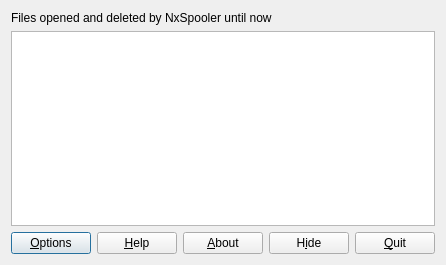
This is trunk/nxspooler.ui in BackupTheBerlios/nxspooler-svn as Qt 5 draws it before an edit. The edited form follows.
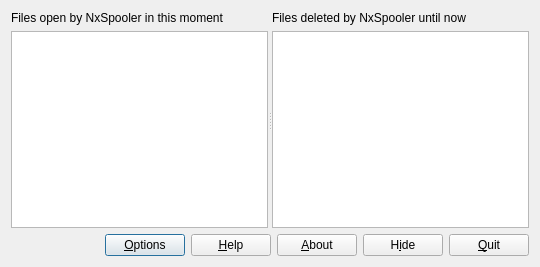
This is the edited form. Icons and pictures are not drawn.

Commit message: Fixed the translation to Spanish. Prepared a new list in the main Window to know what files have been open but not deleted.

Patch:
```diff
--- a/trunk/nxspooler.ui
+++ b/trunk/nxspooler.ui
@@ -9,8 +9,8 @@
    <rect>
     <x>0</x>
     <y>0</y>
-    <width>405</width>
-    <height>265</height>
+    <width>540</width>
+    <height>267</height>
    </rect>
   </property>
   <property name="windowTitle">
@@ -25,20 +25,21 @@
   </property>
   <layout class="QVBoxLayout" name="verticalLayout">
    <item>
-    <widget class="QLabel" name="m_label_2">
+    <widget class="QSplitter" name="splitter">
+     <property name="orientation">
+      <enum>Qt::Horizontal</enum>
+     </property>
+     <widget class="QWidget" name="">
+      <layout class="QVBoxLayout" name="v_2">
+       <item>
+        <widget class="QLabel" name="m_label_open">
      <property name="text">
-      <string>Files opened and deleted by NxSpooler until now</string>
+          <string>Files open by NxSpooler in this moment</string>
      </property>
     </widget>
    </item>
    <item>
-    <widget class="QListWidget" name="m_listFiles">
-     <property name="sizePolicy">
-      <sizepolicy hsizetype="Expanding" vsizetype="MinimumExpanding">
-       <horstretch>0</horstretch>
-       <verstretch>0</verstretch>
-      </sizepolicy>
-     </property>
+        <widget class="QListWidget" name="m_listOpenFiles">
      <property name="minimumSize">
       <size>
        <width>0</width>
@@ -51,6 +52,31 @@
      <property name="whatsThis">
       <string>Files that have been opened and deleted during the execution of NxSpooler.</string>
      </property>
+        </widget>
+       </item>
+      </layout>
+     </widget>
+     <widget class="QWidget" name="">
+      <layout class="QVBoxLayout" name="v_1">
+       <item>
+        <widget class="QLabel" name="m_label_deleted">
+         <property name="text">
+          <string>Files deleted by NxSpooler until now</string>
+         </property>
+        </widget>
+       </item>
+       <item>
+        <widget class="QListWidget" name="m_listDeletedFiles">
+         <property name="minimumSize">
+          <size>
+           <width>0</width>
+           <height>40</height>
+          </size>
+         </property>
+        </widget>
+       </item>
+      </layout>
+     </widget>
     </widget>
    </item>
    <item>
```
Left out of the diff: 2 changed lines with no effect on the pictures. Lines whose indentation alone changed are shown as unchanged. The commit also changes 2 other files.
